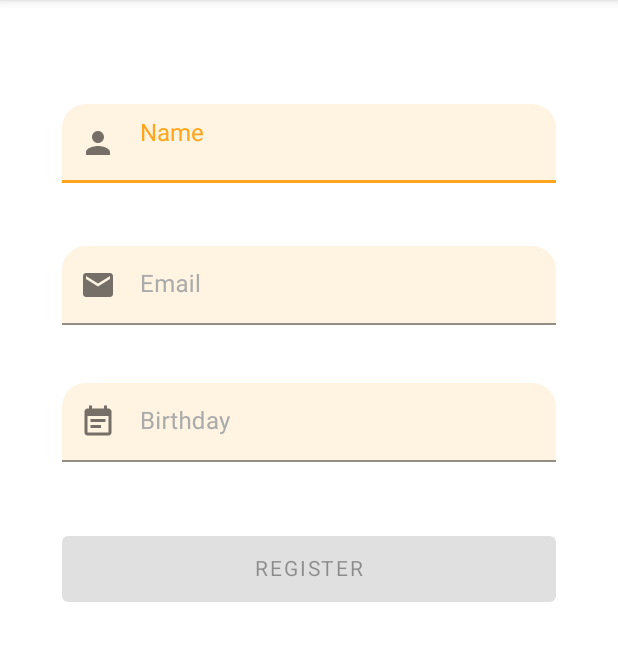
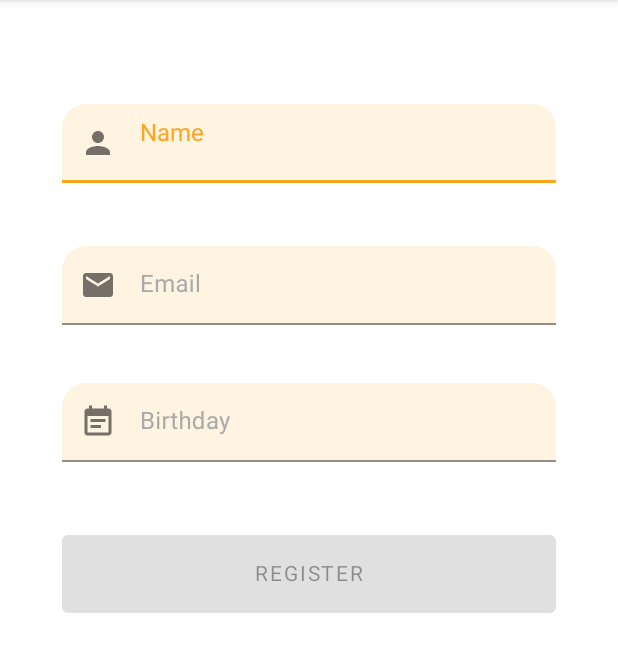
Before and after one commit to cmreinhold/ifolor, an Android app: the screen it shows after launch (RegistrationActivity), on a phone screen of 412 x 824 dp, the part 84-756 px from its top. Run offline under Robolectric (Android 15) with nearby library versions, the phone set to English and light mode, and no system bars; our stand-ins replace Room's generated code, data binding; Roboto replaces fonts that are not available here; 2 statements that could not run were skipped.

Commit message:
PROD3-002 - Documentation and fixes
- Added readme info and snapshots
- Added splashscreen
- Cleanup code

```diff
--- a/app/src/main/AndroidManifest.xml
+++ b/app/src/main/AndroidManifest.xml
@@ -15,6 +15,7 @@
 
         <activity
             android:name=".uifeatures.registration.RegistrationActivity"
+            android:theme="@style/AppTheme.Splashscreen"
             android:windowSoftInputMode="adjustResize">
             <intent-filter>
                 <action android:name="android.intent.action.MAIN" />
--- /dev/null
+++ b/app/src/main/res/drawable/splash_background.xml
@@ -0,0 +1,11 @@
+<?xml version="1.0" encoding="utf-8"?>
+<layer-list xmlns:android="http://schemas.android.com/apk/res/android">
+    <item>
+        <shape android:shape="rectangle">
+            <solid android:color="@color/white" />
+        </shape>
+    </item>
+    <item
+        android:drawable="@drawable/ic_launcher"
+        android:gravity="center" />
+</layer-list>
--- a/app/src/main/res/layout/activity_registration.xml
+++ b/app/src/main/res/layout/activity_registration.xml
@@ -13,6 +13,7 @@
     <androidx.constraintlayout.widget.ConstraintLayout
         android:layout_width="match_parent"
         android:layout_height="match_parent"
+        android:background="@color/white"
         tools:context=".uifeatures.registration.RegistrationActivity">
 
         <androidx.constraintlayout.widget.Guideline
@@ -118,7 +119,7 @@
             android:enabled="@{model.isButtonEnabled}"
             android:focusable="true"
             android:focusableInTouchMode="true"
-            android:minHeight="@dimen/seven_grid_units"
+            android:minHeight="@dimen/eight_grid_units"
             android:onClick="@{model.getOnRegisterClick()}"
             android:text="@string/registerAction"
             app:layout_constraintBottom_toBottomOf="parent"
--- a/app/src/main/res/values/colors.xml
+++ b/app/src/main/res/values/colors.xml
@@ -3,11 +3,13 @@
 
     <color name="black">#000000</color>
     <color name="white">#FFFFFF</color>
+    <color name="white_90">#88FFFFFF</color>
     <color name="gray_10">#BCC3C9</color>
     <color name="gray_20">#B4B4B4</color>
     <color name="gray_60">#AAAAAA</color>
     <color name="gray_80">#646464</color>
 
+    <color name="orange_05">#11FFA51E</color>
     <color name="orange_10">#22FFA51E</color>
     <color name="orange_80">#AAFFA51E</color>
     <color name="orange">#FFA51E</color>
--- a/app/src/main/res/values/dimens.xml
+++ b/app/src/main/res/values/dimens.xml
@@ -1,7 +1,8 @@
 <?xml version="1.0" encoding="utf-8"?>
 <resources>
+    <dimen name="half_grid_unit">4dp</dimen>
+    <dimen name="one_grid_unit">8dp</dimen>
     <dimen name="two_grid_units">16dp</dimen>
     <dimen name="seven_grid_units">56dp</dimen>
-    <dimen name="half_grid_unit">4dp</dimen>
-    <dimen name="one_grid_unit">8dp</dimen>
+    <dimen name="eight_grid_units">64dp</dimen>
 </resources>
--- a/app/src/main/res/values/styles.xml
+++ b/app/src/main/res/values/styles.xml
@@ -15,6 +15,10 @@
         <item name="hintTextColor">@color/hint</item>
         <item name="textInputStyle">@style/AppTextInputLayout</item>
 
+    </style>
+
+    <style name="AppTheme.Splashscreen">
+        <item name="android:windowBackground">@drawable/splash_background</item>
     </style>
 
     <style name="AppTextInputLayout" parent="Widget.MaterialComponents.TextInputLayout.FilledBox">
```
Also changed, not shown: app/src/main/res/drawable/ic_launcher.png (added), 8 other files.
